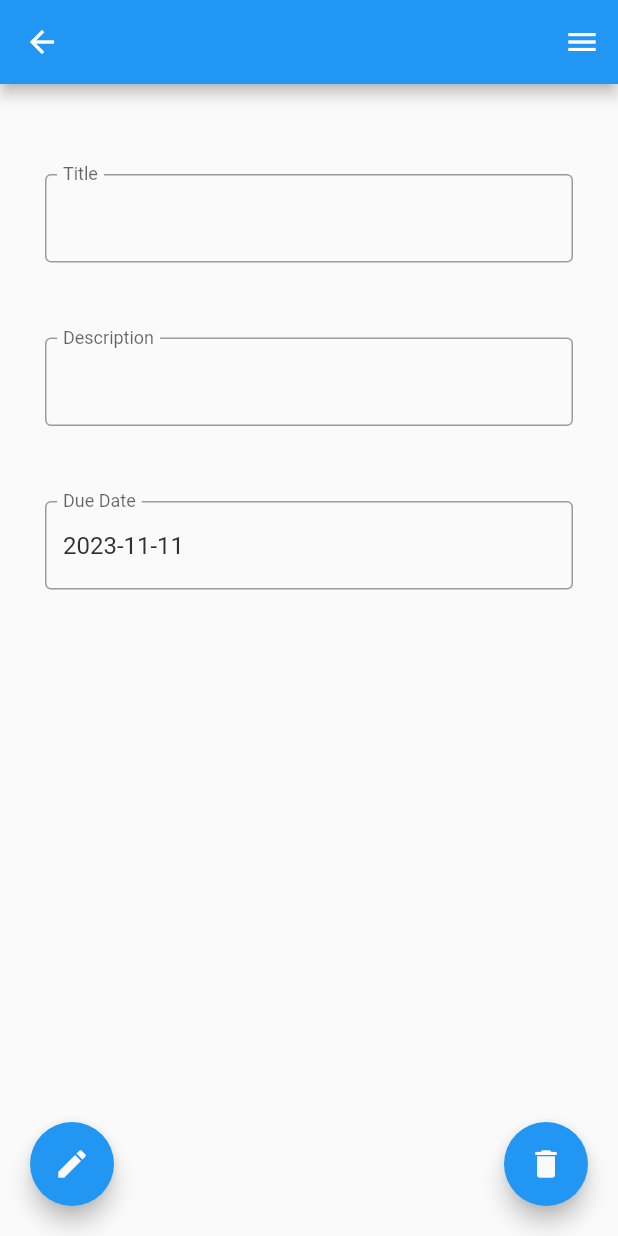
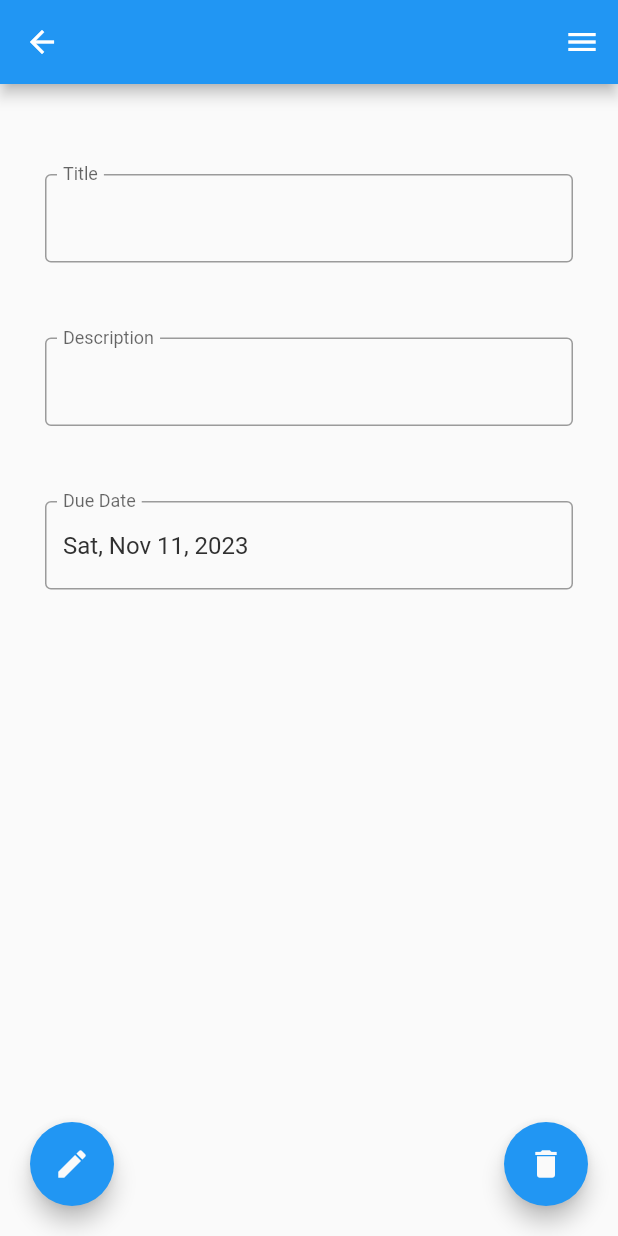
Before and after one commit to LukeDickerson19/simple-task-manager, a Flutter app: the TaskPage screen opened directly with empty values, on a phone screen of 412 x 824 dp. Run offline on Flutter 3.47's test engine with Material 2 defaults, Android fonts, the phone set to English and light mode, and no system bars; our stand-ins replace table_calendar.

Commit message:
fix render error

```diff
--- a/app/lib/frontend/pages/task_page.dart
+++ b/app/lib/frontend/pages/task_page.dart
@@ -1,5 +1,6 @@
 import 'package:flutter/material.dart';
 import 'package:provider/provider.dart';
+import 'package:intl/intl.dart';
 import '../../backend/task_manager.dart';
 import '../common_widgets/delete_confirmation.dart';
 import '../common_widgets/add_or_edit_task.dart';
@@ -9,6 +10,7 @@ class TaskPage extends StatelessWidget {
   const TaskPage({super.key, required this.task});
 
   Widget taskDetails() {
+    final DateFormat formatter = DateFormat('yMMMEd');
     return Padding(
         padding: const EdgeInsets.all(30),
         child: Column(
@@ -20,29 +22,26 @@ class TaskPage extends StatelessWidget {
                   child: InputDecorator(
                       decoration: const InputDecoration(
                           labelText: "Title", border: OutlineInputBorder()),
-                      child: Expanded(
                       child: Text(task.title,
                           softWrap: false,
                           maxLines: 1,
-                              overflow: TextOverflow.ellipsis)))),
+                          overflow: TextOverflow.ellipsis))),
               Padding(
                   padding: const EdgeInsets.only(bottom: 50),
                   child: InputDecorator(
                       decoration: const InputDecoration(
                           labelText: "Description",
                           border: OutlineInputBorder()),
-                      child: Expanded(
                       child: Text(task.description,
                           softWrap: true,
                           maxLines: 15,
-                              overflow: TextOverflow.ellipsis)))),
+                          overflow: TextOverflow.ellipsis))),
               Padding(
                   padding: const EdgeInsets.only(bottom: 50),
                   child: InputDecorator(
                       decoration: const InputDecoration(
                           labelText: "Due Date", border: OutlineInputBorder()),
-                      child: Text(
-                          "${task.dueDate.year}-${task.dueDate.month}-${task.dueDate.day}",
+                      child: Text(formatter.format(task.dueDate),
                           softWrap: true))),
             ]));
   }
@@ -63,11 +62,10 @@ class TaskPage extends StatelessWidget {
         builder: (_, taskManager, __) => Scaffold(
               resizeToAvoidBottomInset: false,
               appBar: AppBar(
-                title: Expanded(
-                    child: Text(task.title,
+                title: Text(task.title,
                     softWrap: false,
                     maxLines: 1,
-                        overflow: TextOverflow.ellipsis)),
+                    overflow: TextOverflow.ellipsis),
                 actions: <Widget>[
                   IconButton(
                     icon: const Icon(Icons.menu),
```
Also changed, not shown: 1 other file. Lines whose indentation alone changed are shown as unchanged.
